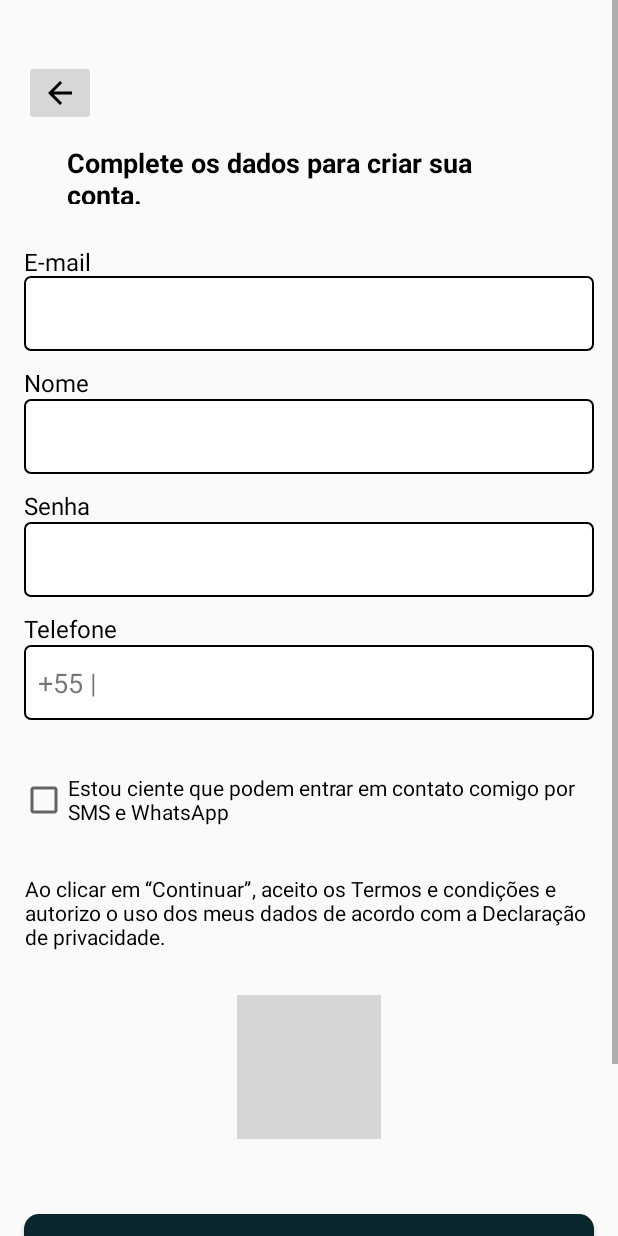
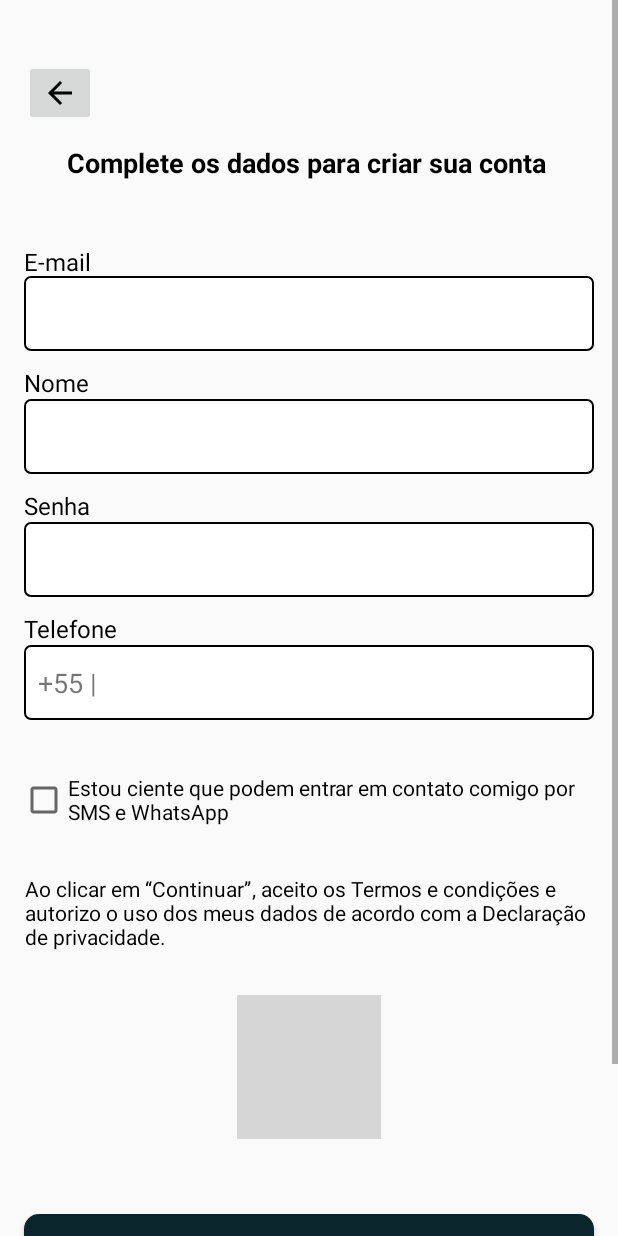
Before and after one commit to ConstrooConecta/cc-mobile-2o, an Android app: the layout activity_tela_cadastro1.xml on its own in the app's theme, with its tools: preview values and no code run, on a phone screen of 412 x 824 dp. Run offline under Robolectric (Android 15) with nearby library versions, the phone set to English and light mode, and no system bars; grey boxes are pictures that could not be loaded.

Commit message:
Commit teste

```diff
--- a/app/src/main/res/layout/activity_tela_cadastro1.xml
+++ b/app/src/main/res/layout/activity_tela_cadastro1.xml
@@ -14,7 +14,7 @@
             android:layout_width="323dp"
             android:layout_height="40dp"
             android:layout_marginTop="96dp"
-            android:text="Complete os dados para criar sua conta."
+            android:text="Complete os dados para criar sua conta"
             android:textColor="#000000"
             android:textSize="18sp"
             android:textStyle="bold"
```
